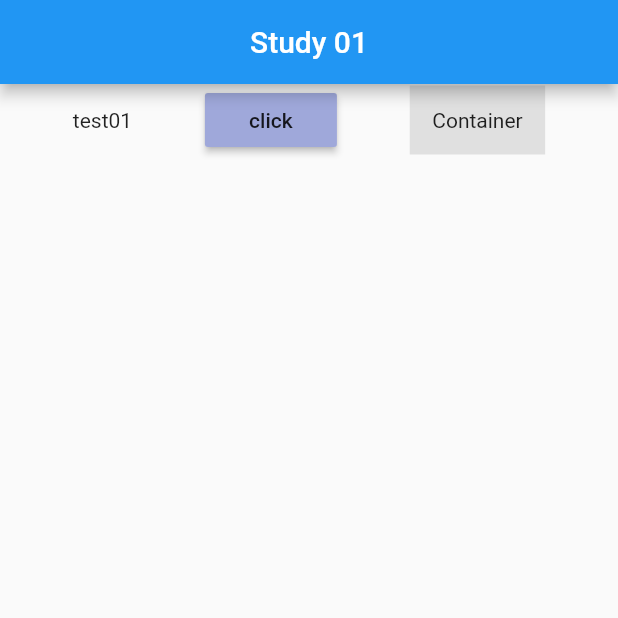
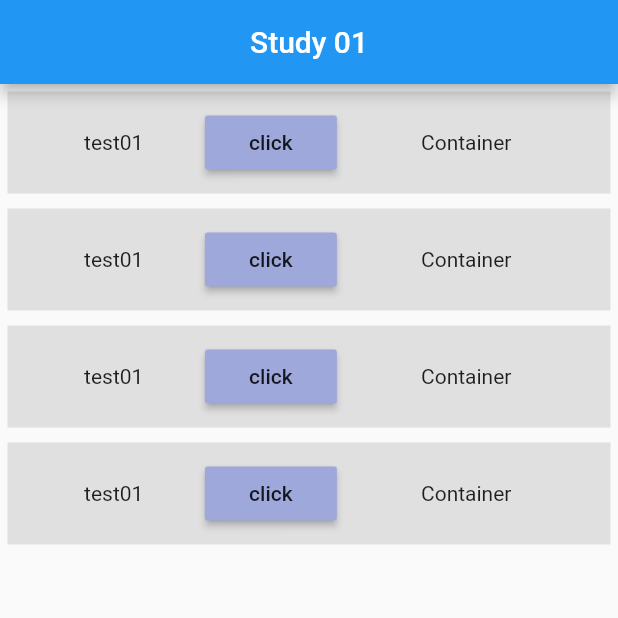
Before and after one commit to matheusmf1/flutter_Study, a Flutter app: the screen it shows after launch, on a phone screen of 412 x 824 dp, the top half of it. Run offline on Flutter 3.47's test engine with Material 2 defaults, Android fonts, the phone set to English and light mode, and no system bars.

Commit message:
Implement Rows and Columns

```diff
--- a/study01/lib/main.dart
+++ b/study01/lib/main.dart
@@ -25,7 +25,16 @@ class Home extends StatelessWidget {
         title: Text("Study 01"),
         centerTitle: true,
       ),
-      body: Row(
+      body: Container(
+        child: Column(
+          mainAxisAlignment: MainAxisAlignment.start,
+          crossAxisAlignment: CrossAxisAlignment.start,
+          children: <Widget>[
+            Container(
+              padding: EdgeInsets.all(10),
+              margin: EdgeInsets.all(5.0),
+              color: Colors.grey[300],
+              child: Row(
                 mainAxisAlignment: MainAxisAlignment.spaceEvenly,
                 crossAxisAlignment: CrossAxisAlignment.center,
                 children: <Widget>[
@@ -43,6 +52,80 @@ class Home extends StatelessWidget {
                   ),
                 ],
               ),
+            ),
+            Container(
+              padding: EdgeInsets.all(10),
+              margin: EdgeInsets.all(5.0),
+              color: Colors.grey[300],
+              child: Row(
+                mainAxisAlignment: MainAxisAlignment.spaceEvenly,
+                crossAxisAlignment: CrossAxisAlignment.center,
+                children: <Widget>[
+                  Text('test01'),
+                  RaisedButton(
+                    child: Text('click'),
+                    color: Colors.indigo[200],
+                    onPressed: () => { print('hi') },
+                  ),
+                  Container(
+                    child: Text('Container'),
+                    color: Colors.grey[300],
+                    padding: EdgeInsets.all(15.0),
+
+                  ),
+                ],
+              ),
+            ),
+            Container(
+              padding: EdgeInsets.all(10),
+              margin: EdgeInsets.all(5.0),
+              color: Colors.grey[300],
+              child: Row(
+                mainAxisAlignment: MainAxisAlignment.spaceEvenly,
+                crossAxisAlignment: CrossAxisAlignment.center,
+                children: <Widget>[
+                  Text('test01'),
+                  RaisedButton(
+                    child: Text('click'),
+                    color: Colors.indigo[200],
+                    onPressed: () => { print('hi') },
+                  ),
+                  Container(
+                    child: Text('Container'),
+                    color: Colors.grey[300],
+                    padding: EdgeInsets.all(15.0),
+
+                  ),
+                ],
+              ),
+            ),
+            Container(
+              padding: EdgeInsets.all(10),
+              margin: EdgeInsets.all(5.0),
+              color: Colors.grey[300],
+              child: Row(
+                mainAxisAlignment: MainAxisAlignment.spaceEvenly,
+                crossAxisAlignment: CrossAxisAlignment.center,
+                children: <Widget>[
+                  Text('test01'),
+                  RaisedButton(
+                    child: Text('click'),
+                    color: Colors.indigo[200],
+                    onPressed: () => { print('hi') },
+                  ),
+                  Container(
+                    child: Text('Container'),
+                    color: Colors.grey[300],
+                    padding: EdgeInsets.all(15.0),
+
+                  ),
+                ],
+              ),
+            ),
+
+          ],
+        ),
+      ),
     );
   }
 }
```
Lines whose indentation alone changed are shown as unchanged.
